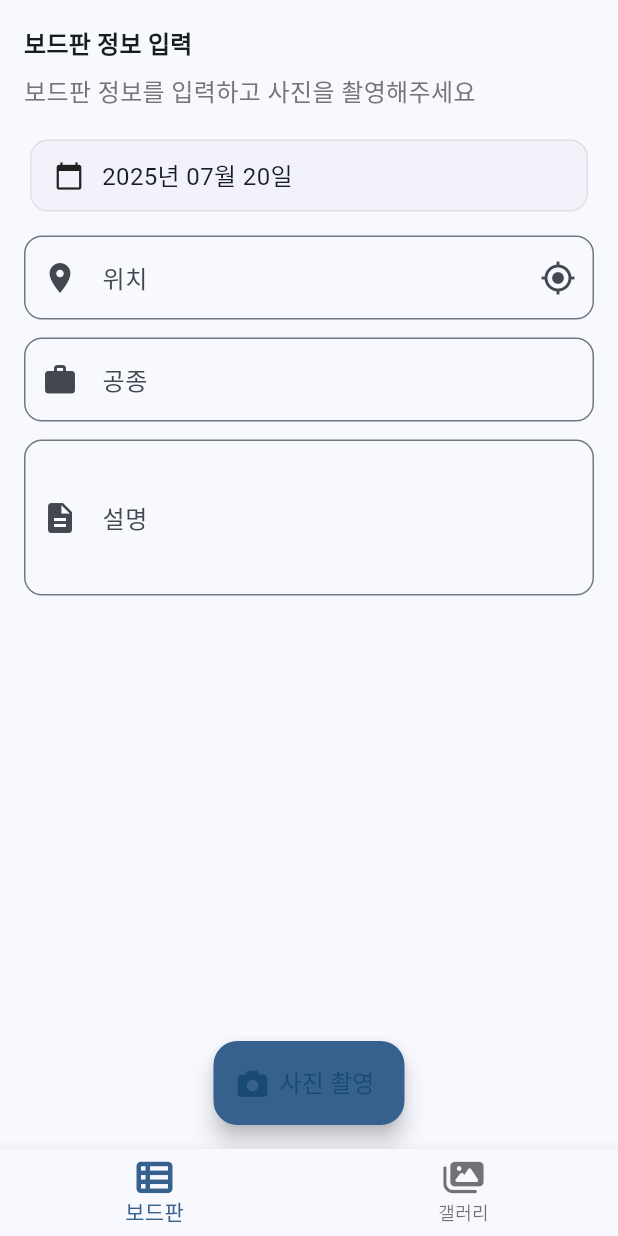
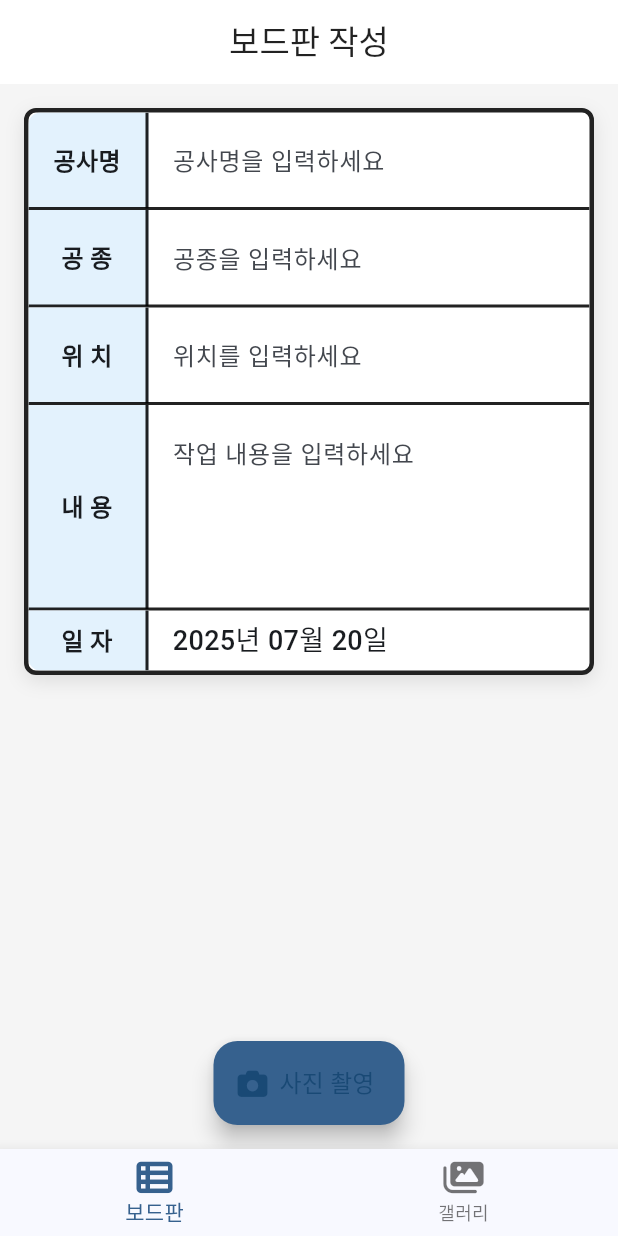
Before and after one commit to bytestocode/parkgisa-board-two, a Flutter app: the screen it shows after launch, on a phone screen of 412 x 824 dp. Run offline on Flutter 3.47's test engine with Material 3 defaults, Android fonts, the phone set to English and light mode, and no system bars; our stand-ins replace camera, drift, flutter_hooks, font_awesome_flutter, image_picker, permission_handler; missing offline and left inert: photo_manager; accounts and stored records are empty; generated files the repository leaves out were written again; Roboto replaces fonts that are missing (Pretendard).

Commit message:
fix: 보드판 디자인 개선

```diff
--- a/lib/data/models/photo_info.dart
+++ b/lib/data/models/photo_info.dart
@@ -5,8 +5,6 @@ class PhotoInfos extends Table {
   TextColumn get imagePath => text()();
   DateTimeColumn get capturedAt => dateTime()();
   TextColumn get location => text().nullable()();
-  RealColumn get latitude => real().nullable()();
-  RealColumn get longitude => real().nullable()();
   TextColumn get workType => text().nullable()();
   TextColumn get description => text().nullable()();
   TextColumn get customFields => text().nullable()();
@@ -18,8 +16,6 @@ class PhotoInfo {
   final String imagePath;
   final DateTime capturedAt;
   final String? location;
-  final double? latitude;
-  final double? longitude;
   final String? workType;
   final String? description;
   final Map<String, String>? customFields;
@@ -30,8 +26,6 @@ class PhotoInfo {
     required this.imagePath,
     required this.capturedAt,
     this.location,
-    this.latitude,
-    this.longitude,
     this.workType,
     this.description,
     this.customFields,
--- a/lib/ui/board/board_page.dart
+++ b/lib/ui/board/board_page.dart
@@ -1,173 +1,150 @@
 import 'package:flutter/material.dart';
 import 'package:flutter_hooks/flutter_hooks.dart';
 import 'package:font_awesome_flutter/font_awesome_flutter.dart';
-import 'package:geocoding/geocoding.dart';
-import 'package:geolocator/geolocator.dart';
 import 'package:intl/intl.dart';
 import 'package:parkgisa_board_two/ui/photo_preview/photo_preview_page.dart';
 
 class BoardPage extends HookWidget {
   const BoardPage({super.key});
 
+  static const double outlineBorderWidth = 3;
+  static const double innerBorderWidth = 2;
+
   @override
   Widget build(BuildContext context) {
+    final companyController = useTextEditingController();
     final locationController = useTextEditingController();
-    final workTypeController = useTextEditingController();
     final descriptionController = useTextEditingController();
     final selectedDate = useState(DateTime.now());
-    final currentPosition = useState<Position?>(null);
-    final isLoadingLocation = useState(false);
-
-
-    Future<void> getCurrentLocation() async {
-      isLoadingLocation.value = true;
-
-      try {
-        final permission = await Geolocator.checkPermission();
-        if (permission == LocationPermission.denied) {
-          final requestedPermission = await Geolocator.requestPermission();
-          if (requestedPermission == LocationPermission.denied) {
-            return;
-          }
-        }
-
-        currentPosition.value = await Geolocator.getCurrentPosition(
-          locationSettings: const LocationSettings(
-            accuracy: LocationAccuracy.high,
-          ),
-        );
-
-        if (currentPosition.value != null) {
-          List<Placemark> placemarks = await placemarkFromCoordinates(
-            currentPosition.value!.latitude,
-            currentPosition.value!.longitude,
-          );
-
-          if (placemarks.isNotEmpty) {
-            final place = placemarks.first;
-            final address = '${place.locality ?? ''} ${place.name ?? ''}'
-                .trim();
-            locationController.text = address;
-          }
-        }
-      } catch (e) {
-        // 위치 정보 가져오기 오류 처리
-      } finally {
-        isLoadingLocation.value = false;
-      }
-    }
-
-    Future<void> selectDate() async {
-      final DateTime? picked = await showDatePicker(
-        context: context,
-        initialDate: selectedDate.value,
-        firstDate: DateTime(2000),
-        lastDate: DateTime.now(),
-      );
-      if (picked != null && picked != selectedDate.value) {
-        selectedDate.value = picked;
-      }
-    }
-
-    useEffect(() {
-      getCurrentLocation();
-      return null;
-    }, []);
 
     return Scaffold(
-      body: Padding(
+      backgroundColor: Colors.grey.shade100,
+      appBar: AppBar(
+        title: const Text('보드판 작성'),
+        centerTitle: true,
+        backgroundColor: Colors.white,
+        foregroundColor: Colors.black87,
+        elevation: 0,
+      ),
+      body: SingleChildScrollView(
+        child: Container(
           padding: const EdgeInsets.all(16),
+          alignment: Alignment.center,
+          child: Container(
+            constraints: const BoxConstraints(maxWidth: 400),
+            decoration: BoxDecoration(
+              color: Colors.white,
+              border: Border.all(
+                color: Colors.black87,
+                width: outlineBorderWidth,
+              ),
+              borderRadius: BorderRadius.circular(8),
+              boxShadow: [
+                BoxShadow(
+                  color: Colors.black.withValues(alpha: 0.1),
+                  blurRadius: 10,
+                  offset: const Offset(0, 4),
+                ),
+              ],
+            ),
+            child: ClipRRect(
+              borderRadius: BorderRadius.circular(8),
               child: Column(
-          crossAxisAlignment: CrossAxisAlignment.start,
                 children: [
-            Text(
-              '보드판 정보 입력',
-              style: Theme.of(
-                context,
-              ).textTheme.titleMedium?.copyWith(fontWeight: FontWeight.bold),
+                  // 공사명 행
+                  _buildTableRow(
+                    label: '공사명',
+                    child: _buildTextField(
+                      controller: companyController,
+                      hintText: '공사명을 입력하세요',
                     ),
-            const SizedBox(height: 8),
-            Text(
-              '보드판 정보를 입력하고 사진을 촬영해주세요',
-              textAlign: TextAlign.center,
-              style: TextStyle(fontSize: 16, color: Colors.grey.shade600),
                   ),
-            const SizedBox(height: 16),
-            Card(
-              elevation: 0,
-              shape: RoundedRectangleBorder(
-                borderRadius: BorderRadius.circular(12),
-                side: BorderSide(color: Colors.grey.shade300),
+                  const _TableDivider(),
+
+                  // 공종 행
+                  _buildTableRow(
+                    label: '공 종',
+                    child: _buildTextField(
+                      controller: locationController,
+                      hintText: '공종을 입력하세요',
                     ),
-              child: InkWell(
-                onTap: selectDate,
-                borderRadius: BorderRadius.circular(12),
-                child: Padding(
-                  padding: const EdgeInsets.symmetric(
-                    horizontal: 16,
-                    vertical: 12,
                   ),
+                  const _TableDivider(),
+
+                  // 위치 행
+                  _buildTableRow(
+                    label: '위 치',
+                    child: _buildTextField(
+                      controller: descriptionController,
+                      hintText: '위치를 입력하세요',
+                    ),
+                  ),
+                  const _TableDivider(),
+
+                  // 내용 행
+                  _buildTableRow(
+                    label: '내 용',
+                    child: Container(
+                      height: 120,
+                      padding: const EdgeInsets.symmetric(horizontal: 8),
+                      child: const TextField(
+                        maxLines: null,
+                        decoration: InputDecoration(
+                          border: InputBorder.none,
+                          hintText: '작업 내용을 입력하세요',
+                        ),
+                      ),
+                    ),
+                  ),
+                  const _TableDivider(),
+
+                  // 일자 행
+                  SizedBox(
+                    height: 40,
                     child: Row(
                       children: [
-                      const Icon(Icons.calendar_today, size: 20),
-                      const SizedBox(width: 12),
-                      Text(
-                        DateFormat('yyyy년 MM월 dd일').format(selectedDate.value),
-                        style: const TextStyle(fontSize: 16),
+                        Container(
+                          width: 80,
+                          decoration: BoxDecoration(
+                            color: Colors.blue.shade50,
+                            border: Border(
+                              right: BorderSide(
+                                color: Colors.black87,
+                                width: BoardPage.innerBorderWidth,
+                              ),
+                            ),
+                          ),
+                          child: const Center(
+                            child: Text(
+                              '일 자',
+                              style: TextStyle(
+                                fontSize: 16,
+                                fontWeight: FontWeight.bold,
+                              ),
+                            ),
+                          ),
+                        ),
+                        Expanded(
+                          child: Container(
+                            padding: const EdgeInsets.symmetric(horizontal: 16),
+                            child: Text(
+                              DateFormat(
+                                'yyyy년 MM월 dd일',
+                              ).format(selectedDate.value),
+                              style: const TextStyle(
+                                fontSize: 18,
+                                fontWeight: FontWeight.w500,
+                              ),
+                            ),
+                          ),
+                        ),
+                      ],
+                    ),
                   ),
                 ],
               ),
             ),
           ),
-            ),
-            const SizedBox(height: 12),
-            TextField(
-              controller: locationController,
-              decoration: InputDecoration(
-                labelText: '위치',
-                prefixIcon: const Icon(Icons.location_on),
-                suffixIcon: isLoadingLocation.value
-                    ? const SizedBox(
-                        width: 24,
-                        height: 24,
-                        child: Padding(
-                          padding: EdgeInsets.all(12.0),
-                          child: CircularProgressIndicator(strokeWidth: 2),
-                        ),
-                      )
-                    : IconButton(
-                        icon: const Icon(Icons.my_location),
-                        onPressed: getCurrentLocation,
-                      ),
-                border: OutlineInputBorder(
-                  borderRadius: BorderRadius.circular(12),
-                ),
-              ),
-            ),
-            const SizedBox(height: 12),
-            TextField(
-              controller: workTypeController,
-              decoration: InputDecoration(
-                labelText: '공종',
-                prefixIcon: const Icon(Icons.work),
-                border: OutlineInputBorder(
-                  borderRadius: BorderRadius.circular(12),
-                ),
-              ),
-            ),
-            const SizedBox(height: 12),
-            TextField(
-              controller: descriptionController,
-              decoration: InputDecoration(
-                labelText: '설명',
-                prefixIcon: const Icon(Icons.description),
-                border: OutlineInputBorder(
-                  borderRadius: BorderRadius.circular(12),
-                ),
-              ),
-              maxLines: 3,
-            ),
-          ],
         ),
       ),
       floatingActionButton: FloatingActionButton.extended(
@@ -179,18 +156,78 @@ class BoardPage extends HookWidget {
                 imagePath: '',
                 initialDate: selectedDate.value,
                 initialLocation: locationController.text,
-                initialWorkType: workTypeController.text,
+                initialWorkType: companyController.text,
                 initialDescription: descriptionController.text,
-                currentPosition: currentPosition.value,
               ),
             ),
           );
         },
-        backgroundColor: Theme.of(context).colorScheme.primary,
+        backgroundColor: Theme.of(context).primaryColor,
         label: const Text('사진 촬영', style: TextStyle(fontSize: 16)),
         icon: const FaIcon(FontAwesomeIcons.camera, size: 20),
       ),
       floatingActionButtonLocation: FloatingActionButtonLocation.centerFloat,
     );
   }
+
+  static Widget _buildTableRow({required String label, required Widget child}) {
+    return IntrinsicHeight(
+      child: Row(
+        crossAxisAlignment: CrossAxisAlignment.stretch,
+        children: [
+          Container(
+            width: 80,
+            decoration: BoxDecoration(
+              color: Colors.blue.shade50,
+              border: Border(
+                right: BorderSide(
+                  color: Colors.black87,
+                  width: BoardPage.innerBorderWidth,
+                ),
+              ),
+            ),
+            child: Center(
+              child: Text(
+                label,
+                style: const TextStyle(
+                  fontSize: 16,
+                  fontWeight: FontWeight.bold,
+                ),
+              ),
+            ),
+          ),
+          Expanded(
+            child: Container(padding: const EdgeInsets.all(8), child: child),
+          ),
+        ],
+      ),
+    );
   }
+
+  static Widget _buildTextField({
+    required TextEditingController controller,
+    required String hintText,
+  }) {
+    return TextField(
+      controller: controller,
+      decoration: InputDecoration(
+        border: InputBorder.none,
+        hintText: hintText,
+        contentPadding: const EdgeInsets.symmetric(horizontal: 8),
+      ),
+    );
+  }
+}
+
+class _TableDivider extends StatelessWidget {
+  const _TableDivider();
+
+  @override
+  Widget build(BuildContext context) {
+    return const Divider(
+      height: 1,
+      thickness: BoardPage.innerBorderWidth,
+      color: Colors.black87,
+    );
+  }
+}
--- a/lib/ui/photo_preview/photo_preview_page.dart
+++ b/lib/ui/photo_preview/photo_preview_page.dart
@@ -5,8 +5,6 @@ import 'package:camera/camera.dart';
 import 'package:drift/drift.dart' as drift;
 import 'package:flutter/material.dart';
 import 'package:flutter_hooks/flutter_hooks.dart';
-import 'package:geocoding/geocoding.dart';
-import 'package:geolocator/geolocator.dart';
 import 'package:image_picker/image_picker.dart';
 import 'package:intl/intl.dart';
 import 'package:parkgisa_board_two/core/utils/image_saver.dart';
@@ -23,7 +21,6 @@ class PhotoPreviewPage extends HookWidget {
     this.initialLocation,
     this.initialWorkType,
     this.initialDescription,
-    this.currentPosition,
   });
 
   final String imagePath;
@@ -31,7 +28,6 @@ class PhotoPreviewPage extends HookWidget {
   final String? initialLocation;
   final String? initialWorkType;
   final String? initialDescription;
-  final Position? currentPosition;
 
   @override
   Widget build(BuildContext context) {
@@ -46,8 +42,6 @@ class PhotoPreviewPage extends HookWidget {
     );
 
     final selectedDate = useState(initialDate ?? DateTime.now());
-    final currentPositionState = useState<Position?>(currentPosition);
-    final isLoadingLocation = useState(false);
     final isSaving = useState(false);
 
     // Camera related states
@@ -57,44 +51,6 @@ class PhotoPreviewPage extends HookWidget {
     final isTakingPicture = useState(false);
     final capturedImagePath = useState<String?>(imagePath.isEmpty ? null : imagePath);
     final showCamera = useState(imagePath.isEmpty);
-
-    Future<void> getCurrentLocation() async {
-      isLoadingLocation.value = true;
-
-      try {
-        final permission = await Geolocator.checkPermission();
-        if (permission == LocationPermission.denied) {
-          final requestedPermission = await Geolocator.requestPermission();
-          if (requestedPermission == LocationPermission.denied) {
-            return;
-          }
-        }
-
-        currentPositionState.value = await Geolocator.getCurrentPosition(
-          locationSettings: const LocationSettings(
-            accuracy: LocationAccuracy.high,
-          ),
-        );
-
-        if (currentPositionState.value != null) {
-          List<Placemark> placemarks = await placemarkFromCoordinates(
-            currentPositionState.value!.latitude,
-            currentPositionState.value!.longitude,
-          );
-
-          if (placemarks.isNotEmpty) {
-            final place = placemarks.first;
-            final address = '${place.locality ?? ''} ${place.name ?? ''}'
-                .trim();
-            locationController.text = address;
-          }
-        }
-      } catch (e) {
-        // 위치 정보 가져오기 오류 처리
-      } finally {
-        isLoadingLocation.value = false;
-      }
-    }
 
     Future<void> selectDate() async {
       final DateTime? picked = await showDatePicker(
@@ -150,8 +106,6 @@ class PhotoPreviewPage extends HookWidget {
           location: drift.Value(
             locationController.text.isEmpty ? null : locationController.text,
           ),
-          latitude: drift.Value(currentPositionState.value?.latitude),
-          longitude: drift.Value(currentPositionState.value?.longitude),
           workType: drift.Value(
             workTypeController.text.isEmpty ? null : workTypeController.text,
           ),
@@ -262,9 +216,6 @@ class PhotoPreviewPage extends HookWidget {
     }
 
     useEffect(() {
-      if (locationController.text.isEmpty) {
-        getCurrentLocation();
-      }
       if (imagePath.isEmpty) {
         initializeCamera();
       }
@@ -394,23 +345,6 @@ class PhotoPreviewPage extends HookWidget {
                     ),
                     onTap: selectDate,
                   ),
-                  TextField(
-                    controller: locationController,
-                    decoration: InputDecoration(
-                      labelText: '위치',
-                      prefixIcon: const Icon(Icons.location_on),
-                      suffixIcon: isLoadingLocation.value
-                          ? const SizedBox(
-                              width: 20,
-                              height: 20,
-                              child: CircularProgressIndicator(strokeWidth: 2),
-                            )
-                          : IconButton(
-                              icon: const Icon(Icons.my_location),
-                              onPressed: getCurrentLocation,
-                            ),
-                    ),
-                  ),
                   const SizedBox(height: 8),
                   TextField(
                     controller: workTypeController,
```
Also changed, not shown: lib/data/database/app_database.g.dart. Lines whose indentation alone changed are shown as unchanged.
